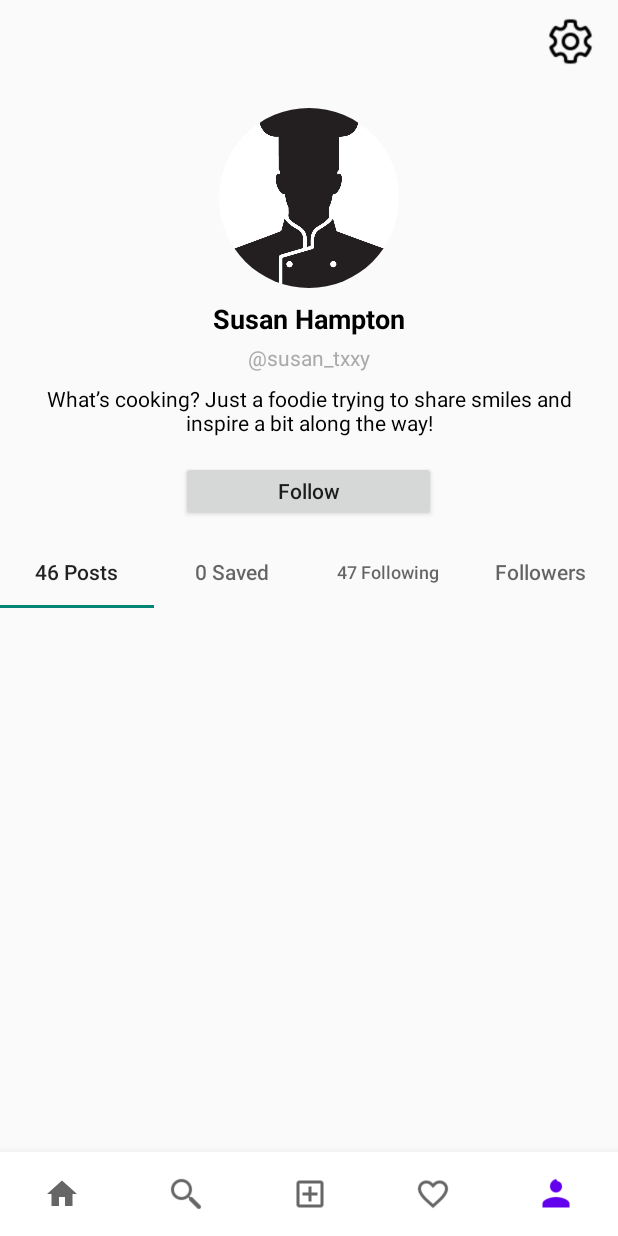
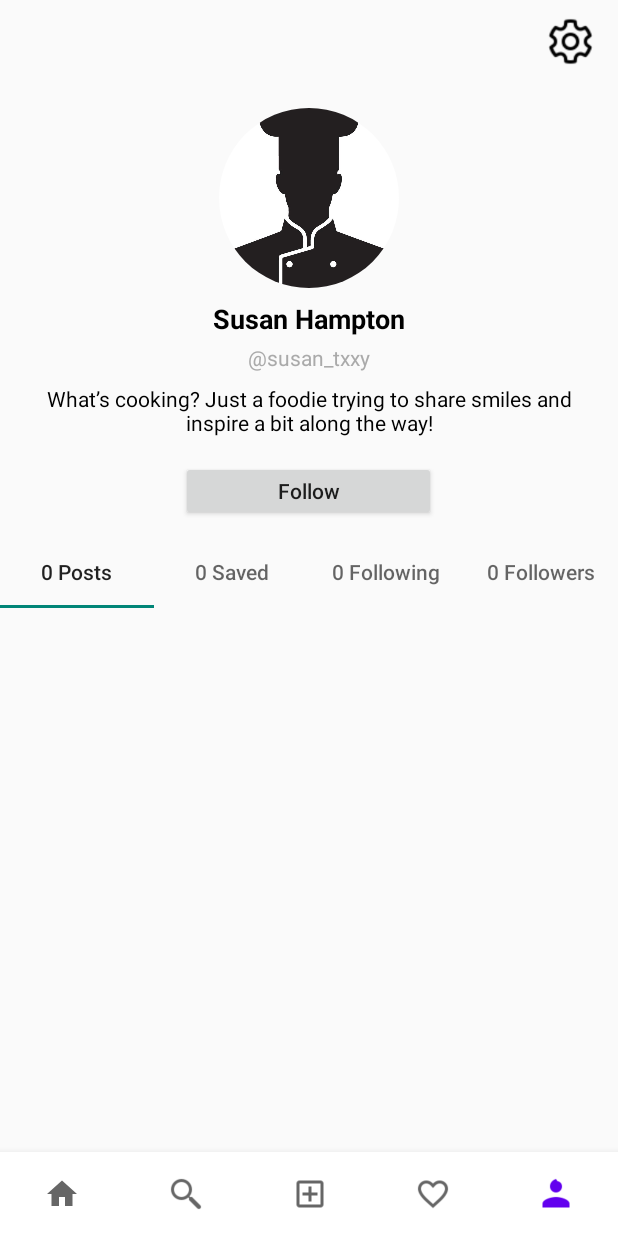
Before and after one commit to Nickes10/TheCookApp, an Android app: the screen it shows after launch once a user with an empty profile is signed in (MainActivity), item 5 of the bottom bar chosen, on a phone screen of 412 x 824 dp. Run offline under Robolectric (Android 15) with nearby library versions, the phone set to English and light mode, and no system bars; our stand-ins replace CircleImageView, Firebase (no records; nobody signed in at launch, a user with empty details on screens opened directly), Picasso; pictures from the network do not load.

```diff
--- a/app/src/main/res/layout/fragment_profile.xml
+++ b/app/src/main/res/layout/fragment_profile.xml
@@ -98,7 +98,7 @@
                 android:layout_width="170dp"
                 android:layout_height="40dp"
                 android:layout_below="@id/bio"
-                android:text="Edit profile"
+                android:text="Edit Profile"
                 android:textAlignment="center"
                 android:textAllCaps="false"
                 android:layout_marginTop="10dp" />
@@ -118,7 +118,7 @@
                     android:id="@+id/tab_feed"
                     android:layout_width="wrap_content"
                     android:layout_height="wrap_content"
-                    android:text="46 Posts"
+                    android:text="0 Posts"
                     />
 
                 <com.google.android.material.tabs.TabItem
@@ -131,13 +131,13 @@
                     android:id="@+id/tab_following"
                     android:layout_width="wrap_content"
                     android:layout_height="wrap_content"
-                    android:text=" 47 Following" />
+                    android:text="0 Following" />
 
                 <com.google.android.material.tabs.TabItem
                     android:id="@+id/tab_followers"
                     android:layout_width="wrap_content"
                     android:layout_height="wrap_content"
-                    android:text="Followers" />
+                    android:text="0 Followers" />
 
         </com.google.android.material.tabs.TabLayout>
 
```
Also changed, not shown: app/src/main/java/com/example/thecookapp/ui/profile/ProfileFragment.kt (+41 -1 lines).
